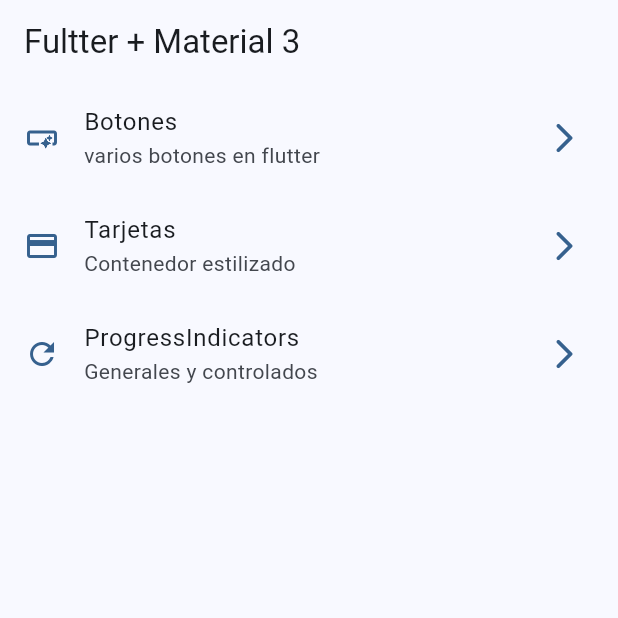
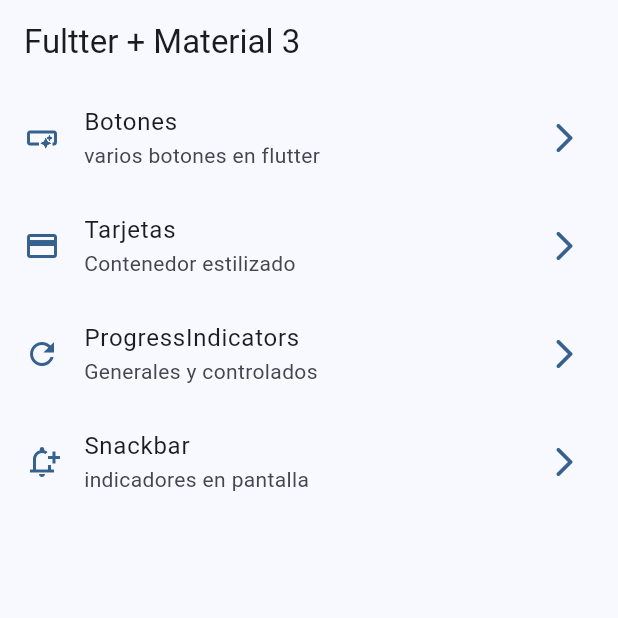
Before and after one commit to jgravier1/widgets_app, a Flutter app: the screen it shows after launch, on a phone screen of 412 x 824 dp, the top half of it. Run offline on Flutter 3.47's test engine with Material 3 defaults, Android fonts, the phone set to English and light mode, and no system bars; our stand-ins replace go_router.

```diff
--- a/lib/config/menu/menu_items.dart
+++ b/lib/config/menu/menu_items.dart
@@ -30,6 +30,11 @@ const List<MenuItems> appMenuItems = [
     subTitle: 'Generales y controlados',
     link: '/progres_screen',
      icon: Icons.refresh_outlined),
+  MenuItems(
+    title: 'Snackbar',
+    subTitle: 'indicadores en pantalla',
+    link: '/snackbar_screen',
+    icon: Icons.notification_add_outlined),
 
 
 ];
--- a/lib/config/router/app_router.dart
+++ b/lib/config/router/app_router.dart
@@ -23,5 +23,9 @@ final appRouter = GoRouter(
       path: '/progres_screen',
       builder: (context, state) => const ProgressScreen(),
     ),
+    GoRoute(
+      path: '/snackbar_screen',
+      builder: (context, state) => const SnackbarScreen(),
+    ),
   ],
 );
```
Also changed, not shown: lib/presentation/screens/snackbar/snackbar_screen.dart (+18 -1 lines).
